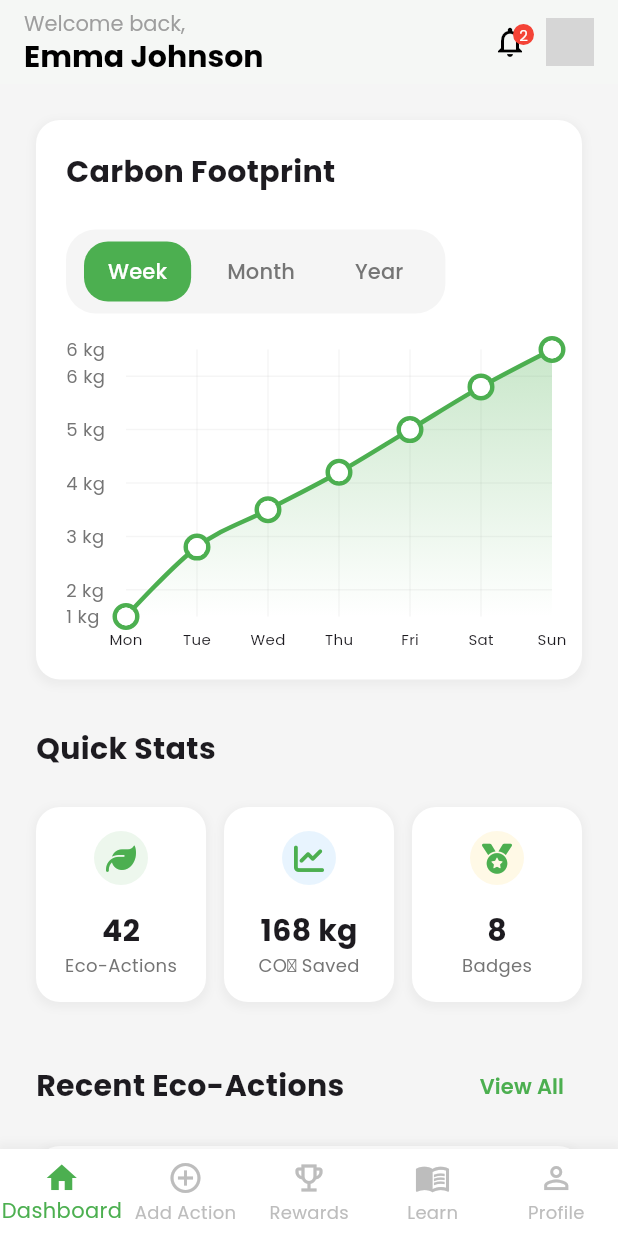
After one commit to bobecheda/leafPrint, a Flutter app: the DashboardScreen screen opened directly, on a phone screen of 412 x 824 dp. The commit adds this screen. Run offline on Flutter 3.47's test engine with Material 3 defaults, Android fonts, the phone set to English and light mode, and no system bars; drawn by our look-alikes of fl_chart; our stand-ins replace font_awesome_flutter, google_fonts, percent_indicator; network calls fail; grey boxes are pictures that could not be loaded.

Commit message:
main dashboard

```diff
--- /dev/null
+++ b/lib/screens/dashboard_screen.dart
@@ -0,0 +1,561 @@
+import 'package:flutter/material.dart';
+import 'package:fl_chart/fl_chart.dart';
+import 'package:font_awesome_flutter/font_awesome_flutter.dart';
+import 'package:percent_indicator/percent_indicator.dart';
+
+class DashboardScreen extends StatefulWidget {
+  const DashboardScreen({super.key});
+
+  @override
+  State<DashboardScreen> createState() => _DashboardScreenState();
+}
+
+class _DashboardScreenState extends State<DashboardScreen> {
+  int _selectedIndex = 0;
+  String _selectedTimeRange = 'Week';
+  final List<String> _timeRanges = ['Week', 'Month', 'Year'];
+
+  final List<Map<String, dynamic>> _actions = [
+    {
+      'icon': Icons.directions_bike,
+      'color': const Color(0xFF4CAF50),
+      'title': 'Cycled to work',
+      'time': 'Today',
+      'co2': '-2.5 kg CO₂'
+    },
+    {
+      'icon': Icons.shopping_bag,
+      'color': Colors.blue,
+      'title': 'Used reusable bags',
+      'time': 'Yesterday',
+      'co2': '-1.2 kg CO₂'
+    },
+    {
+      'icon': Icons.water_drop,
+      'color': Colors.purple,
+      'title': 'Short shower',
+      'time': '2 days ago',
+      'co2': '-0.8 kg CO₂'
+    },
+    {
+      'icon': Icons.park,
+      'color': Colors.orange,
+      'title': 'Planted a tree',
+      'time': '4 days ago',
+      'co2': '-3.0 kg CO₂'
+    },
+  ];
+
+  List<FlSpot> _getChartData() {
+    switch (_selectedTimeRange) {
+      case 'Week':
+        return [
+          const FlSpot(0, 1.5),  // Monday
+          const FlSpot(1, 2.8),  // Tuesday
+          const FlSpot(2, 3.5),  // Wednesday
+          const FlSpot(3, 4.2),  // Thursday
+          const FlSpot(4, 5.0),  // Friday
+          const FlSpot(5, 5.8),  // Saturday
+          const FlSpot(6, 6.5),  // Sunday
+        ];
+      case 'Month':
+        return [
+          const FlSpot(0, 10.5), // Week 1
+          const FlSpot(1, 15.8), // Week 2
+          const FlSpot(2, 20.3), // Week 3
+          const FlSpot(3, 25.7), // Week 4
+        ];
+      case 'Year':
+        return [
+          const FlSpot(0, 45.2),  // Jan
+          const FlSpot(1, 52.1),  // Feb
+          const FlSpot(2, 58.7),  // Mar
+          const FlSpot(3, 65.3),  // Apr
+          const FlSpot(4, 72.1),  // May
+          const FlSpot(5, 78.4),  // Jun
+          const FlSpot(6, 85.2),  // Jul
+          const FlSpot(7, 92.8),  // Aug
+          const FlSpot(8, 98.5),  // Sep
+          const FlSpot(9, 105.2), // Oct
+          const FlSpot(10, 112.6), // Nov
+          const FlSpot(11, 120.9), // Dec
+        ];
+      default:
+        return [];
+    }
+  }
+
+  List<int> _getFilteredLabelIndexes() {
+    switch (_selectedTimeRange) {
+      case 'Week':
+        return List.generate(7, (i) => i);
+      case 'Month':
+        return List.generate(4, (i) => i);
+      case 'Year':
+        return [0, 2, 4, 6, 8, 10];
+      default:
+        return [];
+    }
+  }
+
+  String _getXAxisLabel(double value) {
+    switch (_selectedTimeRange) {
+      case 'Week':
+        const days = ['Mon', 'Tue', 'Wed', 'Thu', 'Fri', 'Sat', 'Sun'];
+        return (value.toInt() >= 0 && value.toInt() < days.length) ? days[value.toInt()] : '';
+      case 'Month':
+        const weeks = ['W1', 'W2', 'W3', 'W4'];
+        return (value.toInt() >= 0 && value.toInt() < weeks.length) ? weeks[value.toInt()] : '';
+      case 'Year':
+        const months = ['Jan', 'Feb', 'Mar', 'Apr', 'May', 'Jun', 'Jul', 'Aug', 'Sep', 'Oct', 'Nov', 'Dec'];
+        return (value.toInt() >= 0 && value.toInt() < months.length) ? months[value.toInt()] : '';
+      default:
+        return '';
+    }
+  }
+
+  SideTitles _buildBottomTitles() {
+    final indexesToShow = _getFilteredLabelIndexes();
+    return SideTitles(
+      showTitles: true,
+      interval: 1,
+      getTitlesWidget: (value, meta) {
+        if (indexesToShow.contains(value.toInt())) {
+          return Padding(
+            padding: const EdgeInsets.only(top: 8.0),
+            child: Text(
+              _getXAxisLabel(value),
+              style: const TextStyle(fontSize: 10),
+            ),
+          );
+        } else {
+          return const SizedBox.shrink();
+        }
+      },
+    );
+  }
+
+  @override
+  Widget build(BuildContext context) {
+    return Scaffold(
+      backgroundColor: Colors.grey[100],
+      appBar: AppBar(
+        backgroundColor: Colors.white,
+        foregroundColor: Colors.black,
+        elevation: 1,
+        title: Column(
+          crossAxisAlignment: CrossAxisAlignment.start,
+          children: [
+            const Text(
+              'Welcome back,',
+              style: TextStyle(fontSize: 14, color: Colors.grey),
+            ),
+            const Text(
+              'Emma Johnson',
+              style: TextStyle(fontSize: 20, fontWeight: FontWeight.bold),
+            ),
+          ],
+        ),
+        actions: [
+          Stack(
+            children: [
+              IconButton(
+                icon: const Icon(Icons.notifications_outlined),
+                onPressed: () {},
+              ),
+              Positioned(
+                right: 8,
+                top: 8,
+                child: Container(
+                  padding: const EdgeInsets.all(4),
+                  decoration: const BoxDecoration(
+                    color: Colors.red,
+                    shape: BoxShape.circle,
+                  ),
+                  child: const Text(
+                    '2',
+                    style: TextStyle(color: Colors.white, fontSize: 10),
+                  ),
+                ),
+              ),
+            ],
+          ),
+          Padding(
+            padding: const EdgeInsets.only(right: 16.0),
+            child: CircleAvatar(
+              radius: 16,
+              backgroundImage: NetworkImage('https://i.pravatar.cc/300'),
+            ),
+          ),
+        ],
+      ),
+      body: SingleChildScrollView(
+        padding: const EdgeInsets.all(24),
+        child: Column(
+          crossAxisAlignment: CrossAxisAlignment.start,
+          children: [
+            _buildCarbonFootprintSection(),
+            const SizedBox(height: 32),
+            _buildQuickStats(),
+            const SizedBox(height: 32),
+            _buildRecentActions(),
+            const SizedBox(height: 32),
+            _buildRewardsProgress(),
+            const SizedBox(height: 16),
+          ],
+        ),
+      ),
+      bottomNavigationBar: _buildBottomNavBar(),
+    );
+  }
+
+  Widget _buildCarbonFootprintSection() {
+    return Container(
+      padding: const EdgeInsets.all(20),
+      decoration: BoxDecoration(
+        color: Colors.white,
+        borderRadius: BorderRadius.circular(16),
+        boxShadow: [
+          BoxShadow(
+            color: Colors.grey.withOpacity(0.1),
+            spreadRadius: 2,
+            blurRadius: 4,
+            offset: const Offset(0, 2),
+          ),
+        ],
+      ),
+      child: Column(
+        crossAxisAlignment: CrossAxisAlignment.start,
+        children: [
+          const Text(
+            'Carbon Footprint',
+            style: TextStyle(fontSize: 20, fontWeight: FontWeight.bold),
+          ),
+          const SizedBox(height: 24),
+          Container(
+            padding: const EdgeInsets.symmetric(horizontal: 8, vertical: 4),
+            decoration: BoxDecoration(
+              color: Colors.grey[100],
+              borderRadius: BorderRadius.circular(20),
+            ),
+            child: Row(
+              mainAxisSize: MainAxisSize.min,
+              children: _timeRanges.map((range) {
+                return Padding(
+                  padding: const EdgeInsets.symmetric(horizontal: 4),
+                  child: AnimatedContainer(
+                    duration: const Duration(milliseconds: 300),
+                    child: TextButton(
+                      onPressed: () => setState(() => _selectedTimeRange = range),
+                      style: TextButton.styleFrom(
+                        backgroundColor: _selectedTimeRange == range ? const Color(0xFF4CAF50) : Colors.transparent,
+                        foregroundColor: _selectedTimeRange == range ? Colors.white : Colors.grey[600],
+                        shape: RoundedRectangleBorder(borderRadius: BorderRadius.circular(16)),
+                        padding: const EdgeInsets.symmetric(horizontal: 16, vertical: 8),
+                      ),
+                      child: Text(range),
+                    ),
+                  ),
+                );
+              }).toList(),
+            ),
+          ),
+          const SizedBox(height: 24),
+          SizedBox(
+            height: 200,
+            child: LineChart(
+
+              LineChartData(
+                gridData: FlGridData(
+                  show: true,
+                  drawVerticalLine: true,
+                  horizontalInterval: 1,
+                  verticalInterval: 1,
+                  getDrawingHorizontalLine: (value) {
+                    return FlLine(
+                      color: Colors.grey.withOpacity(0.1),
+                      strokeWidth: 1,
+                    );
+                  },
+                  getDrawingVerticalLine: (value) {
+                    return FlLine(
+                      color: Colors.grey.withOpacity(0.1),
+                      strokeWidth: 1,
+                    );
+                  },
+                ),
+                titlesData: FlTitlesData(
+                  leftTitles: AxisTitles(
+                    sideTitles: SideTitles(
+                      showTitles: true,
+                      reservedSize: 40,
+                      interval: _selectedTimeRange == 'Week' ? 1.0 :
+                               _selectedTimeRange == 'Month' ? 5.0 : 20.0,
+                      getTitlesWidget: (value, meta) => Text(
+                        '${value.toInt()} kg',
+                        style: TextStyle(color: Colors.grey[600], fontSize: 12),
+                      ),
+                    ),
+                  ),
+                  bottomTitles: AxisTitles(sideTitles: _buildBottomTitles()),
+                  rightTitles: AxisTitles(sideTitles: SideTitles(showTitles: false)),
+                  topTitles: AxisTitles(sideTitles: SideTitles(showTitles: false)),
+                ),
+                borderData: FlBorderData(show: false),
+                lineBarsData: [
+                  LineChartBarData(
+                    spots: _getChartData(),
+                    isCurved: true,
+                    color: const Color(0xFF4CAF50),
+                    barWidth: 3,
+                    isStrokeCapRound: true,
+                    dotData: FlDotData(
+                      show: true,
+                      getDotPainter: (spot, percent, barData, index) {
+                        return FlDotCirclePainter(
+                          radius: 6,
+                          color: Colors.white,
+                          strokeWidth: 3,
+                          strokeColor: const Color(0xFF4CAF50),
+                        );
+                      },
+                    ),
+                    belowBarData: BarAreaData(
+                      show: true,
+                      gradient: LinearGradient(
+                        colors: [
+                          const Color(0xFF4CAF50).withOpacity(0.3),
+                          const Color(0xFF4CAF50).withOpacity(0.0),
+                        ],
+                        begin: Alignment.topCenter,
+                        end: Alignment.bottomCenter,
+                      ),
+                    ),
+                  ),
+                ],
+                lineTouchData: LineTouchData(
+                  touchTooltipData: LineTouchTooltipData(
+                    tooltipBgColor: Colors.white,
+                    tooltipRoundedRadius: 8,
+                    getTooltipItems: (List<LineBarSpot> touchedBarSpots) {
+                      return touchedBarSpots.map((barSpot) {
+                        return LineTooltipItem(
+                          'You saved ${barSpot.y.toStringAsFixed(1)} kg of CO₂',
+                          const TextStyle(color: Colors.black),
+                        );
+                      }).toList();
+                    },
+                  ),
+                ),
+              ),
+            ),
+          ),
+        ],
+      ),
+    );
+  }
+
+  Widget _buildQuickStats() {
+    return Column(
+      crossAxisAlignment: CrossAxisAlignment.start,
+      children: [
+        const Text(
+          'Quick Stats',
+          style: TextStyle(fontSize: 20, fontWeight: FontWeight.bold),
+        ),
+        const SizedBox(height: 24),
+          Row(
+          children: [
+            _buildStatCard('Eco-Actions', '42', FontAwesomeIcons.leaf, const Color(0xFF4CAF50).withOpacity(0.1)),
+            const SizedBox(width: 12),
+            _buildStatCard('CO₂ Saved', '168 kg', FontAwesomeIcons.chartLine, Colors.blue.withOpacity(0.1)),
+            const SizedBox(width: 12),
+            _buildStatCard('Badges', '8', FontAwesomeIcons.medal, Colors.amber.withOpacity(0.1)),
+          ],
+        ),
+      ],
+    );
+  }
+
+  Widget _buildStatCard(String title, String value, IconData icon, Color bgColor) {
+    return Expanded(
+      child: Container(
+        padding: const EdgeInsets.all(16),
+        decoration: BoxDecoration(
+          color: Colors.white,
+          borderRadius: BorderRadius.circular(16),
+          boxShadow: [
+            BoxShadow(
+              color: Colors.grey.withOpacity(0.1),
+              spreadRadius: 2,
+              blurRadius: 4,
+              offset: const Offset(0, 2),
+            ),
+          ],
+        ),
+        child: Column(
+          children: [
+            Container(
+              padding: const EdgeInsets.all(8),
+              decoration: BoxDecoration(color: bgColor, shape: BoxShape.circle),
+              child: FaIcon(icon, color: const Color(0xFF4CAF50), size: 20),
+            ),
+            const SizedBox(height: 16),
+            Text(value, style: const TextStyle(fontSize: 20, fontWeight: FontWeight.bold)),
+            Text(title, style: TextStyle(color: Colors.grey[600], fontSize: 12)),
+          ],
+        ),
+      ),
+    );
+  }
+
+  Widget _buildRecentActions() {
+    return Column(
+      crossAxisAlignment: CrossAxisAlignment.start,
+      children: [
+        Row(
+          mainAxisAlignment: MainAxisAlignment.spaceBetween,
+          children: [
+            const Text('Recent Eco-Actions', style: TextStyle(fontSize: 20, fontWeight: FontWeight.bold)),
+            TextButton(
+              onPressed: () {},
+              child: Text(
+                'View All',
+                style: TextStyle(color: const Color(0xFF4CAF50), fontWeight: FontWeight.w600),
+              ),
+            ),
+          ],
+        ),
+        const SizedBox(height: 16),
+        Container(
+          decoration: BoxDecoration(
+            color: Colors.white,
+            borderRadius: BorderRadius.circular(16),
+            boxShadow: [
+              BoxShadow(
+                color: Colors.grey.withOpacity(0.1),
+                spreadRadius: 2,
+                blurRadius: 4,
+                offset: const Offset(0, 2),
+              ),
+            ],
+          ),
+          child: ListView.separated(
+            shrinkWrap: true,
+            physics: const NeverScrollableScrollPhysics(),
+            itemCount: _actions.length,
+            separatorBuilder: (_, __) => Divider(color: Colors.grey[300]),
+            itemBuilder: (context, index) {
+              final action = _actions[index];
+              return ListTile(
+                leading: Container(
+                  padding: const EdgeInsets.all(8),
+                  decoration: BoxDecoration(
+                    color: action['color'].withOpacity(0.1),
+                    shape: BoxShape.circle,
+                  ),
+                  child: Icon(action['icon'], color: action['color']),
+                ),
+                title: Text(action['title']),
+                subtitle: Text(action['time'], style: TextStyle(color: Colors.grey[600])),
+                trailing: Container(
+                  padding: const EdgeInsets.symmetric(horizontal: 8, vertical: 4),
+                  decoration: BoxDecoration(
+                    color: action['color'].withOpacity(0.1),
+                    borderRadius: BorderRadius.circular(12),
+                  ),
+                  child: Text(action['co2'], style: TextStyle(color: action['color'])),
+                ),
+              );
+            },
+          ),
+        ),
+      ],
+    );
+  }
+
+  Widget _buildRewardsProgress() {
+    return Column(
+      crossAxisAlignment: CrossAxisAlignment.start,
+      children: [
+        const Text('Rewards Progress', style: TextStyle(fontSize: 20, fontWeight: FontWeight.bold)),
+        const SizedBox(height: 16),
+        Container(
+          padding: const EdgeInsets.all(16),
+          decoration: BoxDecoration(
+            color: Colors.white,
+            borderRadius: BorderRadius.circular(16),
+            boxShadow: [
+              BoxShadow(
+                color: Colors.grey.withOpacity(0.1),
+                spreadRadius: 2,
+                blurRadius: 4,
+                offset: const Offset(0, 2),
+              ),
+            ],
+          ),
+          child: Column(
+            crossAxisAlignment: CrossAxisAlignment.start,
+            children: [
+              Row(
+                mainAxisAlignment: MainAxisAlignment.spaceBetween,
+                children: [
+                  Column(
+                    crossAxisAlignment: CrossAxisAlignment.start,
+                    children: [
+                      const Text('Level 2 - Eco Warrior', style: TextStyle(fontWeight: FontWeight.bold)),
+                      const SizedBox(height: 4),
+                      Text('Next Reward: Forest Guardian (750 points needed)', style: TextStyle(color: Colors.grey[600])),
+                    ],
+                  ),
+                  const Text('250/1000', style: TextStyle(fontWeight: FontWeight.bold)),
+                ],
+              ),
+              const SizedBox(height: 16),
+          LinearPercentIndicator(
+                lineHeight: 8,
+                percent: 0.25,
+                backgroundColor: Colors.grey[200],
+                progressColor: const Color(0xFF4CAF50),
+                barRadius: const Radius.circular(4),
+                padding: EdgeInsets.zero,
+              ),
+            ],
+          ),
+        ),
+      ],
+    );
+  }
+
+  Widget _buildBottomNavBar() {
+    return Container(
+      decoration: BoxDecoration(
+        color: Colors.white,
+        boxShadow: [
+          BoxShadow(
+            color: Colors.grey.withOpacity(0.1),
+            spreadRadius: 2,
+            blurRadius: 4,
+            offset: const Offset(0, -2),
+          ),
+        ],
+      ),
+      child: BottomNavigationBar(
+        currentIndex: _selectedIndex,
+        onTap: (index) => setState(() => _selectedIndex = index),
+        type: BottomNavigationBarType.fixed,
+        backgroundColor: Colors.transparent,
+        elevation: 0,
+        selectedItemColor: const Color(0xFF4CAF50),
+        unselectedItemColor: Colors.grey[400],
+        items: const [
+          BottomNavigationBarItem(icon: Icon(Icons.home_outlined), activeIcon: Icon(Icons.home), label: 'Dashboard'),
+          BottomNavigationBarItem(icon: Icon(Icons.add_circle_outline), activeIcon: Icon(Icons.add_circle), label: 'Add Action'),
+          BottomNavigationBarItem(icon: Icon(Icons.emoji_events_outlined), activeIcon: Icon(Icons.emoji_events), label: 'Rewards'),
+          BottomNavigationBarItem(icon: Icon(Icons.menu_book_outlined), activeIcon: Icon(Icons.menu_book), label: 'Learn'),
+          BottomNavigationBarItem(icon: Icon(Icons.person_outline), activeIcon: Icon(Icons.person), label: 'Profile'),
+        ],
+      ),
+    );
+  }
+}
--- a/lib/screens/login_screen.dart
+++ b/lib/screens/login_screen.dart
@@ -1,6 +1,7 @@
 import 'package:flutter/material.dart';
 import 'package:font_awesome_flutter/font_awesome_flutter.dart';
 import 'register_screen.dart';
+import 'dashboard_screen.dart';
 
 class LoginScreen extends StatefulWidget {
   const LoginScreen({super.key});
@@ -18,8 +19,9 @@ class _LoginScreenState extends State<LoginScreen> {
     // TODO: Implement login logic
     if (_emailController.text == 'user@example.com' &&
         _passwordController.text == 'password123') {
-      ScaffoldMessenger.of(context).showSnackBar(
-        const SnackBar(content: Text('Login Successful!')),
+      Navigator.pushReplacement(
+        context,
+        MaterialPageRoute(builder: (context) => const DashboardScreen()),
       );
     } else {
       ScaffoldMessenger.of(context).showSnackBar(
--- a/pubspec.yaml
+++ b/pubspec.yaml
@@ -14,6 +14,9 @@ dependencies:
   google_fonts: ^6.1.0
   lottie: ^2.7.0
   font_awesome_flutter: ^10.6.0
+  fl_chart: ^0.65.0
+  intl: ^0.18.1
+  percent_indicator: ^4.2.3
 
 dev_dependencies:
   flutter_test:
```
Also changed, not shown: pubspec.lock.
